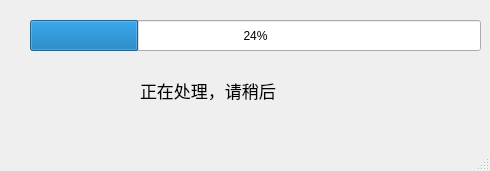
Old version of the form progress.ui in the repository consolexinhun/PyQt.
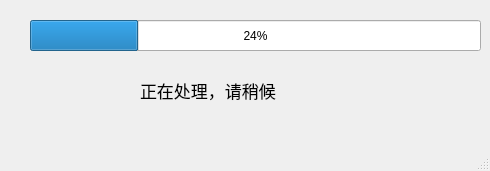
New version of the form.

Commit message: 添加了窗口图标

What changed in the file:
```diff
--- a/progress.ui
+++ b/progress.ui
@@ -42,7 +42,7 @@
      </font>
     </property>
     <property name="text">
-     <string>正在处理，请稍后</string>
+     <string>正在处理，请稍候</string>
     </property>
    </widget>
   </widget>
```
The commit also changes 2 other files.
